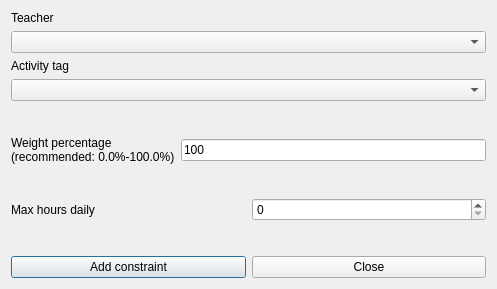
Old version of the form fet/src/interface/addconstraintteacheractivitytagmaxhoursdailyform_template.ui in the repository vonmecheln/fet.
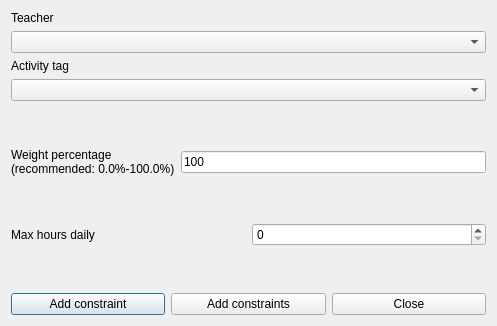
New version of the form.

```diff
--- a/fet/src/interface/addconstraintteacheractivitytagmaxhoursdailyform_template.ui
+++ b/fet/src/interface/addconstraintteacheractivitytagmaxhoursdailyform_template.ui
@@ -7,7 +7,7 @@
     <x>0</x>
     <y>0</y>
     <width>497</width>
-    <height>289</height>
+    <height>326</height>
    </rect>
   </property>
   <property name="windowTitle">
@@ -175,6 +175,13 @@
        </property>
       </widget>
      </item>
+     <item>
+      <widget class="QPushButton" name="addConstraintsPushButton">
+       <property name="text">
+        <string>Add constraints</string>
+       </property>
+      </widget>
+     </item>
      <item>
       <widget class="QPushButton" name="closePushButton">
        <property name="text">
```
